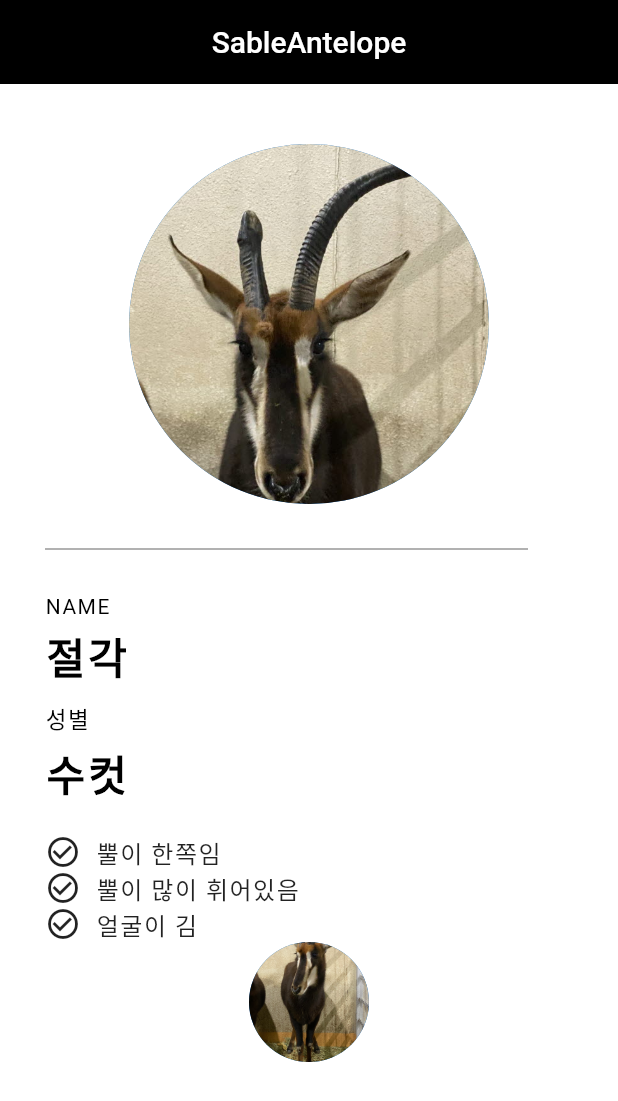
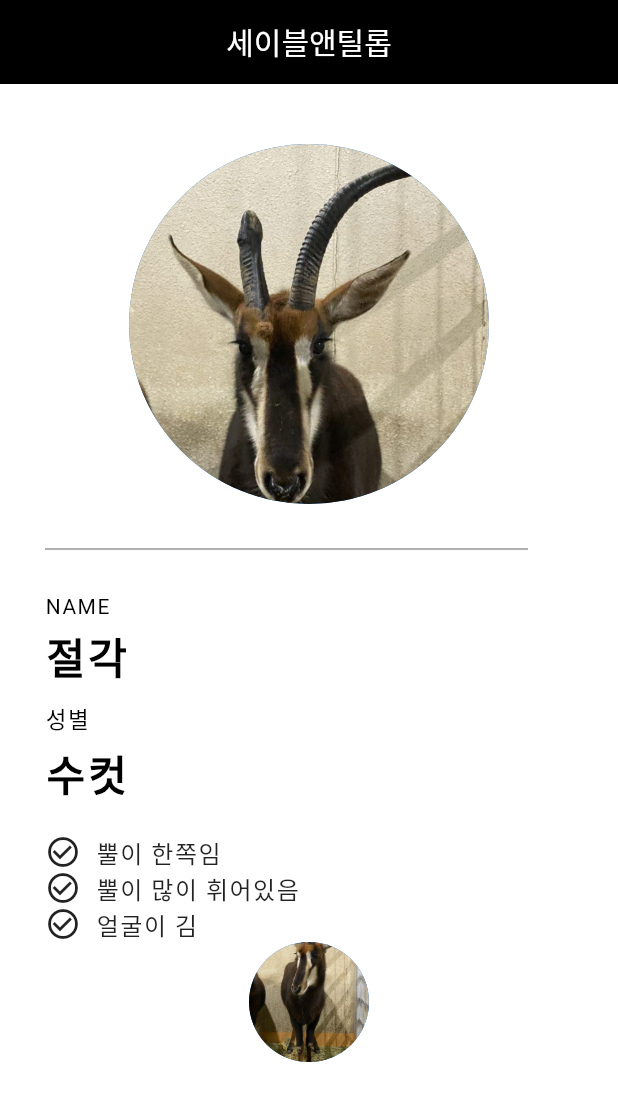
Before and after one commit to Gyuung/Flutter_practice, a Flutter app: the screen it shows after launch, on a phone screen of 412 x 824 dp. Shown: the top 1101 px of the screen. Run offline on Flutter 3.47's test engine with Material 2 defaults, Android fonts, the phone set to English and light mode, and no system bars; our stand-ins replace flutter_login, flutter_svg.

Commit message:
세이블 앤틸롭

```diff
--- a/character_widget/lib/main.dart
+++ b/character_widget/lib/main.dart
@@ -22,7 +22,7 @@ class Grade extends StatelessWidget {
     return Scaffold(
         backgroundColor: Colors.white,
         appBar: AppBar(
-          title: Text('SableAntelope'),
+          title: Text('세이블앤틸롭'),
           backgroundColor: Colors.black,
           centerTitle: true,
           elevation: 0.0, // 입체감
```
